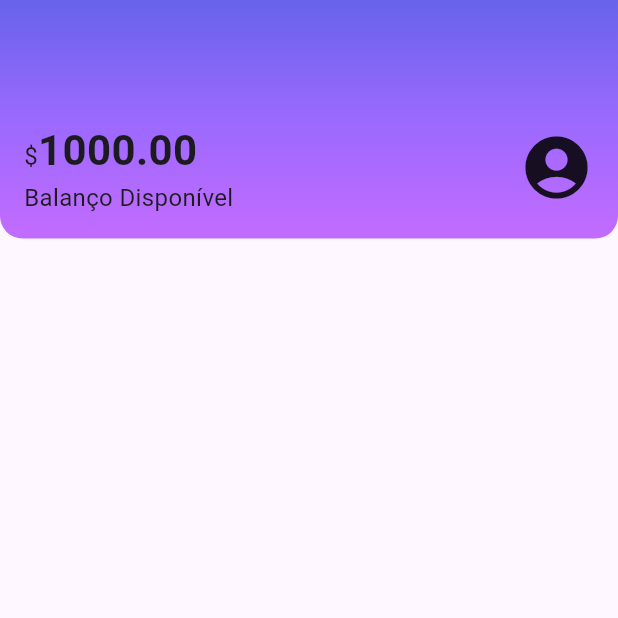
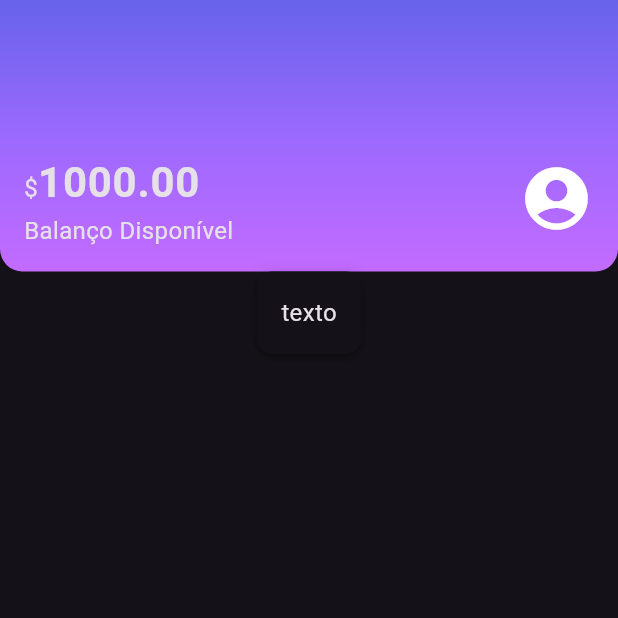
Before and after one commit to jvitorthomaz/internet_banking_app, a Flutter app: the screen it shows after launch, on a phone screen of 412 x 824 dp, the top half of it. Run offline on Flutter 3.47's test engine with Material 3 defaults, Android fonts, the phone set to English and light mode, and no system bars.

Commit message:
feat: app theme implementation

```diff
--- /dev/null
+++ b/lib/components/box_card.dart
@@ -0,0 +1,19 @@
+import 'package:flutter/material.dart';
+
+class BoxCard extends StatelessWidget {
+  final Widget boxContent;
+  const BoxCard({ Key? key, required this.boxContent }) : super(key: key);
+
+  @override
+  Widget build(BuildContext context){
+    return Container(
+      padding: const EdgeInsets.all(16),
+      decoration: BoxDecoration(
+        boxShadow: kElevationToShadow[3],
+        borderRadius: BorderRadius.circular(10),
+        color: Theme.of(context).cardColor
+      ),
+      child: boxContent,
+    );
+  }
+}
--- a/lib/components/sections/header.dart
+++ b/lib/components/sections/header.dart
@@ -1,4 +1,5 @@
 import 'package:flutter/material.dart';
+import 'package:internet_banking_app/themes/theme_colors.dart';
 
 class Header extends StatelessWidget {
   const Header({Key? key}) : super(key: key);
@@ -10,16 +11,13 @@ class Header extends StatelessWidget {
         gradient: LinearGradient(
           begin: Alignment.topCenter,
           end: Alignment.bottomCenter,
-          colors: <Color>[
-            Color.fromRGBO(103, 99, 234, 1.0),
-            Color.fromRGBO(155, 105, 254, 1.0),
-            Color.fromRGBO(195, 107, 255, 1.0),
-          ]
+          colors: ThemeColors.headerGradient,
         ),
         borderRadius: BorderRadius.vertical(bottom: Radius.circular(15))
       ),
-      child: const Padding(
-        padding: const EdgeInsets.fromLTRB(16.0, 80.0, 16.0, 16.0),
+
+      child:  Padding(
+        padding: const EdgeInsets.fromLTRB(16.0, 100.0, 16.0, 16.0),
         child: Row(
           mainAxisAlignment: MainAxisAlignment.spaceBetween,
           children: <Widget>[
@@ -29,18 +27,16 @@ class Header extends StatelessWidget {
                 Text.rich(
                   TextSpan(
                     text: '\$',
-                    style: TextStyle(fontSize: 16,),
                     children: <TextSpan>[
                       TextSpan(
                         text: '1000.00',
-                        style: TextStyle(fontSize: 28, fontWeight: FontWeight.bold),
+                        style: Theme.of(context).textTheme.bodyLarge,
                       ),
                     ],
                   ),
                 ),
-                Text(
+                const Text(
                   'Balanço Disponível',
-                  style: TextStyle(fontSize: 16),
                 ),
               ],
             ),
--- a/lib/main.dart
+++ b/lib/main.dart
@@ -1,5 +1,6 @@
 import 'package:flutter/material.dart';
 import 'package:internet_banking_app/screens/home.dart';
+import 'package:internet_banking_app/themes/my_theme.dart';
 
 void main() {
   runApp(const InternetBank());
@@ -11,6 +12,7 @@ const InternetBank({ Key? key }) : super(key: key);
   Widget build(BuildContext context){
     return MaterialApp(
       title: 'Alubank',
+      theme: myTheme,
       home: Home(),
     );
   }
--- a/lib/screens/home.dart
+++ b/lib/screens/home.dart
@@ -1,4 +1,5 @@
 import 'package:flutter/material.dart';
+import 'package:internet_banking_app/components/box_card.dart';
 import 'package:internet_banking_app/components/sections/header.dart';
 
 class Home extends StatelessWidget {
@@ -10,6 +11,9 @@ const Home({ Key? key }) : super(key: key);
       body: Column(
         children: <Widget>[
           Header(),
+          BoxCard(
+            boxContent: Text('texto')
+          ),
         ],
       ),
     );
--- /dev/null
+++ b/lib/themes/my_theme.dart
@@ -0,0 +1,14 @@
+import 'package:flutter/material.dart';
+import 'package:internet_banking_app/themes/theme_colors.dart';
+
+ThemeData myTheme = ThemeData(
+  primarySwatch: ThemeColors.primaryColor,
+  primaryColor: ThemeColors.primaryColor,
+  brightness: Brightness.dark,
+  textTheme:
+  const TextTheme(
+    bodyMedium: TextStyle(fontSize: 16),
+    bodyLarge: TextStyle(fontSize: 28, fontWeight: FontWeight.bold),
+  ),
+
+);
--- /dev/null
+++ b/lib/themes/theme_colors.dart
@@ -0,0 +1,11 @@
+import 'package:flutter/material.dart';
+
+class ThemeColors {
+  static const MaterialColor primaryColor = Colors.purple;
+  static const List<Color> headerGradient = [
+    Color.fromRGBO(103, 99, 234, 1.0),
+    Color.fromRGBO(155, 105, 254, 1.0),
+    Color.fromRGBO(195, 107, 255, 1.0),
+  ];
+
+}
```
Also changed, not shown: pubspec.lock, 3 other files.
